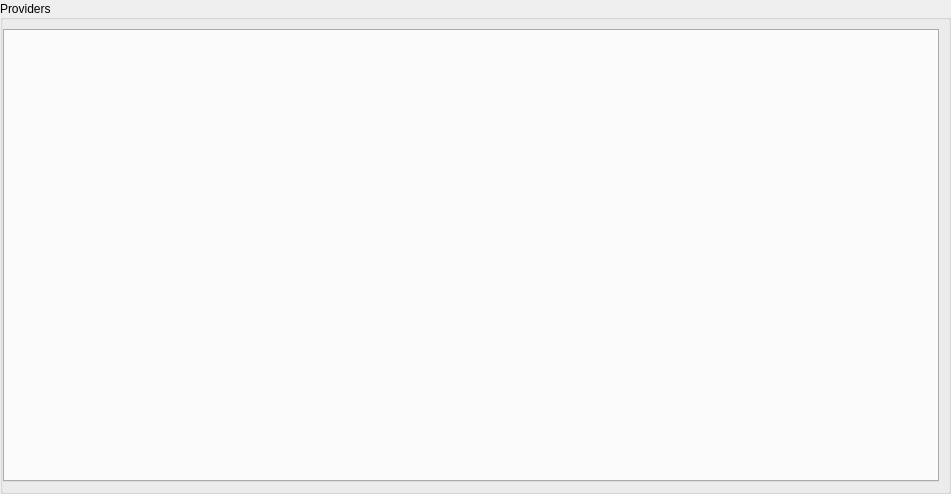
Above: src/ui/widgets/providerwidget.ui from mhatina/openlmi_gui before the change. Below: the same form after it.
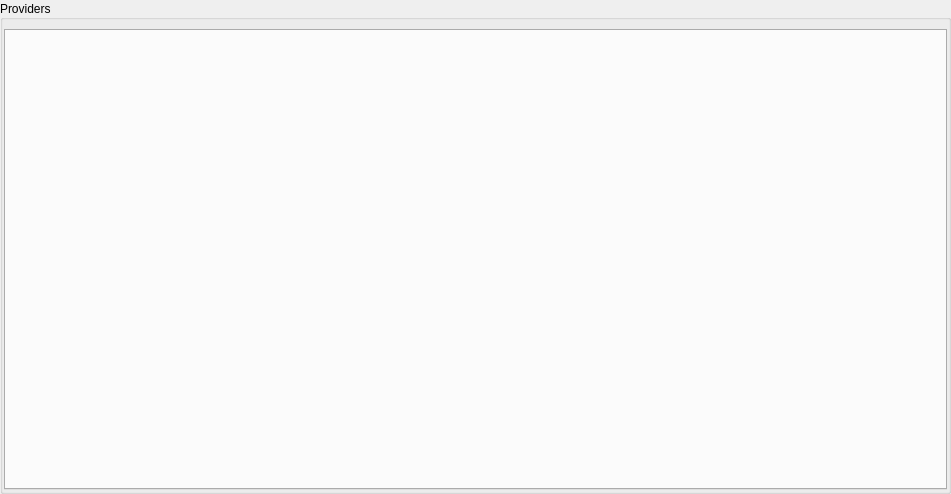
That is the form after the change.

Diff of the .ui file:
```diff
--- a/src/ui/widgets/providerwidget.ui
+++ b/src/ui/widgets/providerwidget.ui
@@ -60,7 +60,13 @@
      </property>
      <layout class="QGridLayout" name="gridLayout_2">
       <property name="leftMargin">
-       <number>0</number>
+       <number>1</number>
+      </property>
+      <property name="rightMargin">
+       <number>1</number>
+      </property>
+      <property name="bottomMargin">
+       <number>1</number>
       </property>
       <item row="0" column="0" colspan="2">
        <widget class="QTabWidget" name="tab_widget">
```
